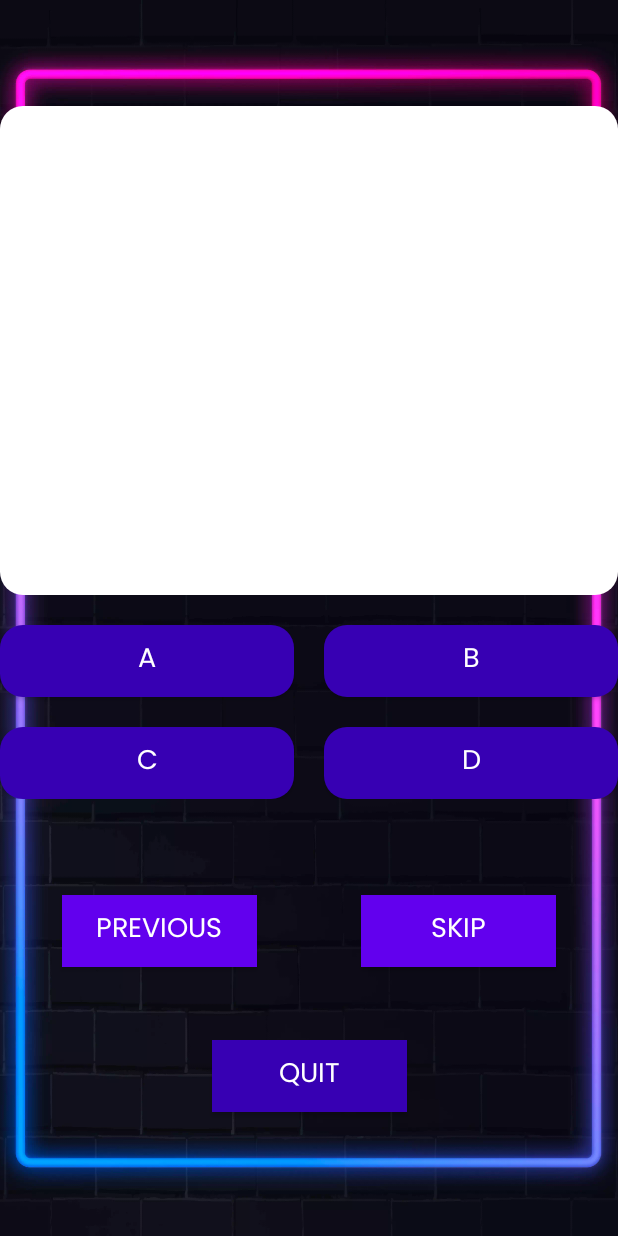
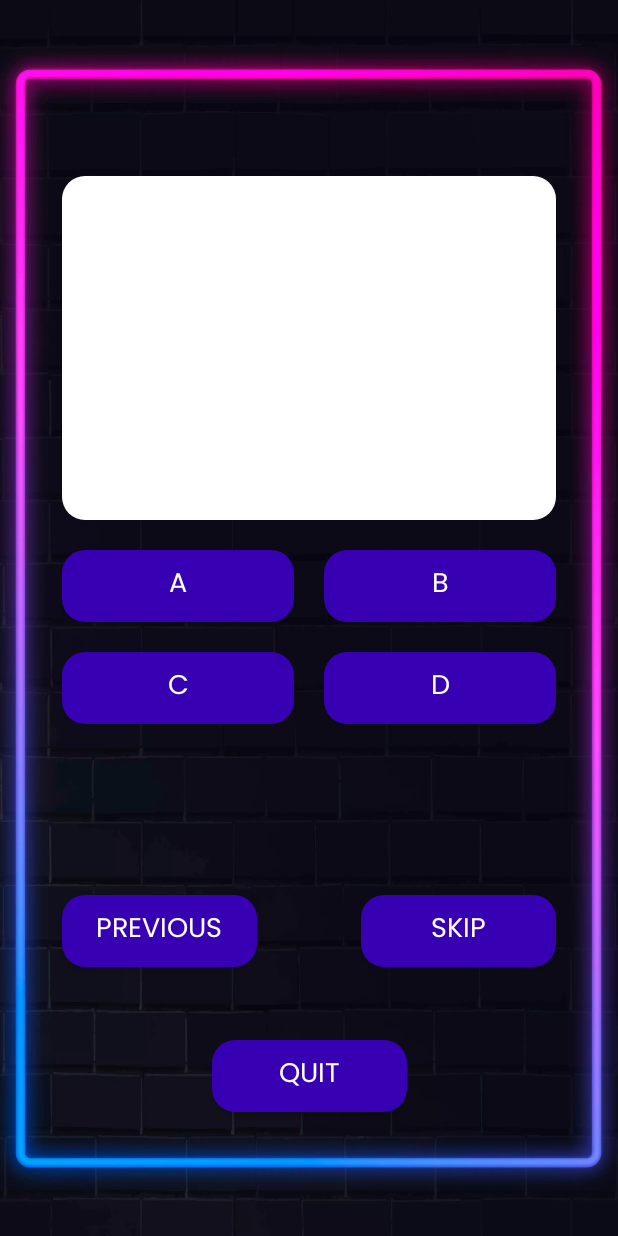
Before and after one commit to bubasara/quizy-peasy, an Android app: the GameplayFragment screen opened through its navigation route, on a phone screen of 412 x 824 dp. Run offline under Robolectric (Android 15) with nearby library versions, the phone set to English and light mode, and no system bars; 1 statement that could not run was skipped.

Commit message:
design changes

```diff
--- a/app/src/main/res/layout/fragment_gameplay.xml
+++ b/app/src/main/res/layout/fragment_gameplay.xml
@@ -63,8 +63,8 @@
     <include
         android:id="@+id/layoutGameplay"
         layout="@layout/item_gameplay"
-        android:layout_width="match_parent"
-        android:layout_height="wrap_content"
+        android:layout_width="0dp"
+        android:layout_height="0dp"
         app:layout_constraintBottom_toTopOf="@id/glGameplayBottom"
         app:layout_constraintLeft_toRightOf="@id/glLeftVertical"
         app:layout_constraintRight_toLeftOf="@id/glRightVertical"
@@ -78,7 +78,7 @@
         app:layout_constraintTop_toBottomOf="@id/glGameplayBottom"
         app:layout_constraintLeft_toRightOf="@id/glLeftVertical"
         android:text="@string/btnPrevious"
-        android:background="@color/purple_500"
+        android:background="@drawable/rect_round_answer"
         android:textColor="@color/white"
         android:textSize="18sp"
         android:id="@+id/btnPrevious"/>
@@ -92,7 +92,7 @@
         app:layout_constraintTop_toBottomOf="@id/glGameplayBottom"
         app:layout_constraintRight_toLeftOf="@id/glRightVertical"
         android:text="@string/btnSkip"
-        android:background="@color/purple_500"
+        android:background="@drawable/rect_round_answer"
         android:textColor="@color/white"
         android:textSize="18sp"
         android:id="@+id/btnNext"/>
@@ -107,7 +107,7 @@
         app:layout_constraintLeft_toLeftOf="@id/glMiddleVertical"
         app:layout_constraintRight_toRightOf="@id/glMiddleVertical"
         android:text="@string/btnQuit"
-        android:background="@color/purple_700"
+        android:background="@drawable/rect_round_answer"
         android:textColor="@color/white"
         android:textSize="18sp"
         android:id="@+id/btnQuit"/>
```
